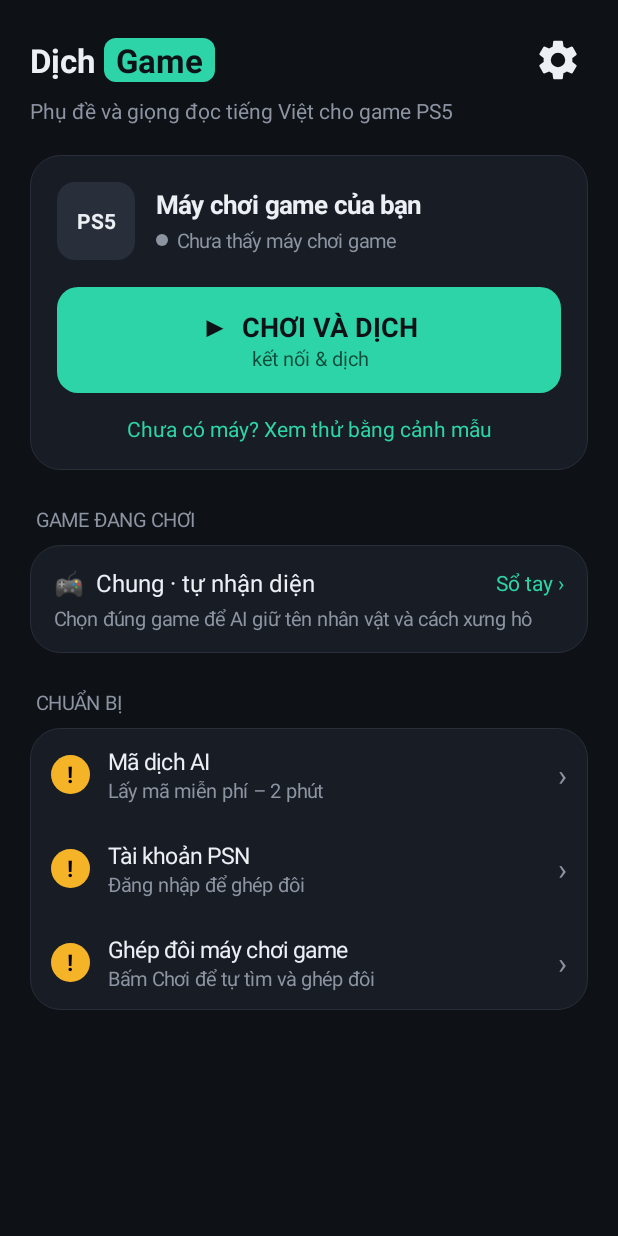
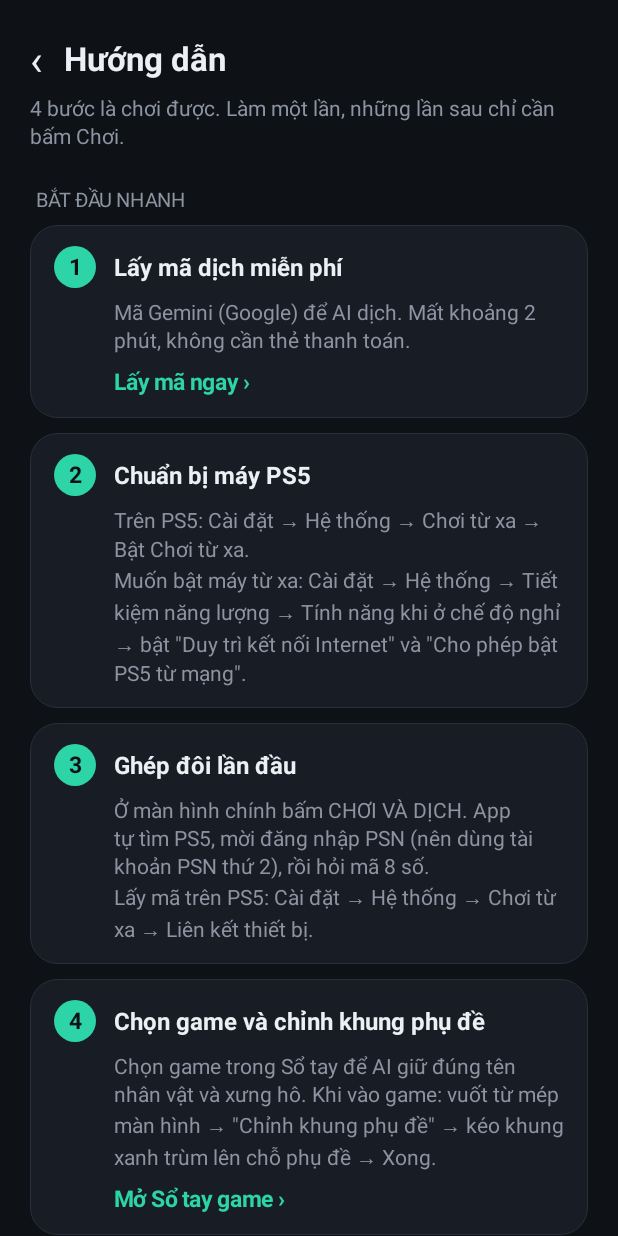
Before and after one commit to luckyman999-coder/dich-phu-de-game, an Android app: the screen it shows after launch (HomeActivity before the commit, GuideActivity after it), on a phone screen of 412 x 824 dp. Run offline under Robolectric (Android 15) with nearby library versions, the phone set to English and light mode, and no system bars; our stand-ins replace Room's generated code; 2 statements that could not run were skipped.

Commit message:
Android: kết nối Dịch Game TV, màn hình Hướng dẫn + Giới thiệu, hướng dẫn tự mở lần đầu
Co-Authored-By: Claude Opus 5.5 <noreply@anthropic.com>
Claude-Session: https://claude.ai/code/session_01CkuCVK8N3H1sByywQqvqbV

```diff
--- a/android/app/src/main/AndroidManifest.xml
+++ b/android/app/src/main/AndroidManifest.xml
@@ -52,6 +52,10 @@
         <activity android:name=".dich.KeyGuideActivity"
             android:windowSoftInputMode="adjustResize" />
 
+        <activity android:name=".dich.TvConnectActivity" />
+        <activity android:name=".dich.GuideActivity" />
+        <activity android:name=".dich.AboutActivity" />
+
         <activity android:name=".dich.DemoActivity"
             android:screenOrientation="portrait" />
 
--- a/android/app/src/main/java/com/metallic/chiaki/dich/HomeActivity.kt
+++ b/android/app/src/main/java/com/metallic/chiaki/dich/HomeActivity.kt
@@ -77,6 +77,12 @@ class HomeActivity: AppCompatActivity()
 		viewModel = ViewModelProvider(this, viewModelFactory { MainViewModel(getDatabase(this), Preferences(this)) })[MainViewModel::class.java]
 		viewModel.discoveryManager.active = true
 		buildUi()
+		val sp = getSharedPreferences("dich_game", MODE_PRIVATE)
+		if(savedInstanceState == null && !sp.getBoolean("guide_seen", false))
+		{
+			sp.edit().putBoolean("guide_seen", true).apply()
+			startActivity(Intent(this, GuideActivity::class.java))
+		}
 		viewModel.displayHosts.observe(this) {
 			hosts = it
 			updateStatus()
@@ -252,9 +258,12 @@ class HomeActivity: AppCompatActivity()
 		addCheck("Ghép đôi máy chơi game", paired, if(paired) "Đã ghép đôi" else "Bấm Chơi để tự tìm và ghép đôi") {
 			onStartPressed()
 		}
+		addCheck("Hiện phụ đề trên TV", prefs.tvToken.isNotEmpty(), if(prefs.tvToken.isNotEmpty()) prefs.tvName else "Không bắt buộc · Android TV / Google TV", optional = true) {
+			startActivity(Intent(this, TvConnectActivity::class.java))
+		}
 	}
 
-	private fun addCheck(title: String, ok: Boolean, sub: String, onClick: () -> Unit)
+	private fun addCheck(title: String, ok: Boolean, sub: String, optional: Boolean = false, onClick: () -> Unit)
 	{
 		val row = LinearLayout(this).apply {
 			gravity = Gravity.CENTER_VERTICAL
@@ -262,12 +271,12 @@ class HomeActivity: AppCompatActivity()
 			setOnClickListener { onClick() }
 		}
 		row.addView(TextView(this).apply {
-			text = if(ok) "✓" else "!"
+			text = if(ok) "✓" else if(optional) "+" else "!"
 			textSize = 15f
 			setTypeface(typeface, Typeface.BOLD)
 			gravity = Gravity.CENTER
-			setTextColor(if(ok) BG else Color.BLACK)
-			background = GradientDrawable().apply { shape = GradientDrawable.OVAL; setColor(if(ok) ACCENT else AMBER) }
+			setTextColor(if(ok) BG else if(optional) TEXT else Color.BLACK)
+			background = GradientDrawable().apply { shape = GradientDrawable.OVAL; setColor(if(ok) ACCENT else if(optional) STROKE else AMBER) }
 		}, LinearLayout.LayoutParams(px(26), px(26)).apply { marginEnd = px(12) })
 		val texts = LinearLayout(this).apply { orientation = LinearLayout.VERTICAL }
 		texts.addView(TextView(this).apply { text = title; textSize = 15f; setTextColor(TEXT) })
@@ -319,6 +328,16 @@ class HomeActivity: AppCompatActivity()
 			background = GradientDrawable().apply { cornerRadius = px(8).toFloat(); setColor(ACCENT) }
 		}, LinearLayout.LayoutParams(ViewGroup.LayoutParams.WRAP_CONTENT, ViewGroup.LayoutParams.WRAP_CONTENT).apply { marginStart = px(6) })
 		header.addView(View(this), LinearLayout.LayoutParams(0, 1, 1f))
+		header.addView(TextView(this).apply {
+			text = "?"
+			textSize = 18f
+			setTypeface(typeface, Typeface.BOLD)
+			setTextColor(TEXT)
+			gravity = Gravity.CENTER
+			contentDescription = "Hướng dẫn"
+			background = GradientDrawable().apply { shape = GradientDrawable.OVAL; setStroke(px(2), TEXT) }
+			setOnClickListener { startActivity(Intent(this@HomeActivity, GuideActivity::class.java)) }
+		}, LinearLayout.LayoutParams(px(30), px(30)).apply { marginEnd = px(10) })
 		header.addView(ImageButton(this).apply {
 			setImageResource(com.metallic.chiaki.R.drawable.ic_settings)
 			setColorFilter(TEXT)
--- /dev/null
+++ b/android/app/src/main/java/com/metallic/chiaki/dich/InfoActivities.kt
@@ -0,0 +1,189 @@
+// SPDX-License-Identifier: LicenseRef-AGPL-3.0-only-OpenSSL
+// Dịch Game - màn hình Hướng dẫn và Giới thiệu
+
+package com.metallic.chiaki.dich
+
+import android.content.Intent
+import android.graphics.Typeface
+import android.graphics.drawable.GradientDrawable
+import android.net.Uri
+import android.os.Bundle
+import android.view.Gravity
+import android.view.ViewGroup
+import android.widget.LinearLayout
+import android.widget.ScrollView
+import android.widget.TextView
+import androidx.appcompat.app.AppCompatActivity
+import com.metallic.chiaki.dich.HomeActivity.Companion.ACCENT
+import com.metallic.chiaki.dich.HomeActivity.Companion.BG
+import com.metallic.chiaki.dich.HomeActivity.Companion.CARD
+import com.metallic.chiaki.dich.HomeActivity.Companion.MUTED
+import com.metallic.chiaki.dich.HomeActivity.Companion.STROKE
+import com.metallic.chiaki.dich.HomeActivity.Companion.TEXT
+
+/** Khung chung: nền tối, tiêu đề có nút quay lại */
+abstract class DarkPageActivity: AppCompatActivity()
+{
+	protected lateinit var root: LinearLayout
+	protected val dp get() = resources.displayMetrics.density
+	protected fun px(v: Int) = (v * dp).toInt()
+
+	abstract val pageTitle: String
+	abstract fun build()
+
+	override fun onCreate(savedInstanceState: Bundle?)
+	{
+		super.onCreate(savedInstanceState)
+		window.statusBarColor = BG
+		window.navigationBarColor = BG
+		val scroll = ScrollView(this).apply { setBackgroundColor(BG) }
+		root = LinearLayout(this).apply { orientation = LinearLayout.VERTICAL; setPadding(px(20), px(20), px(20), px(40)) }
+		scroll.addView(root)
+		setContentView(scroll)
+		val header = LinearLayout(this).apply { gravity = Gravity.CENTER_VERTICAL }
+		header.addView(text("‹", 28f, TEXT).apply { setPadding(0, 0, px(14), 0); setOnClickListener { finish() } })
+		header.addView(text(pageTitle, 22f, TEXT, true))
+		root.addView(header)
+		build()
+	}
+
+	protected fun text(t: String, size: Float, color: Int, bold: Boolean = false) = TextView(this).apply {
+		text = t
+		textSize = size
+		setTextColor(color)
+		if(bold) setTypeface(typeface, Typeface.BOLD)
+		setLineSpacing(0f, 1.15f)
+	}
+
+	protected fun section(t: String) = text(t, 13f, MUTED).apply { setPadding(px(4), px(24), 0, px(8)) }
+
+	protected fun card() = LinearLayout(this).apply {
+		orientation = LinearLayout.VERTICAL
+		setPadding(px(16), px(14), px(16), px(14))
+		background = GradientDrawable().apply { cornerRadius = px(18).toFloat(); setColor(CARD); setStroke(px(1), STROKE) }
+	}
+
+	protected fun addCard(c: LinearLayout) = root.addView(c, LinearLayout.LayoutParams(ViewGroup.LayoutParams.MATCH_PARENT, ViewGroup.LayoutParams.WRAP_CONTENT).apply { bottomMargin = px(10) })
+
+	protected fun link(label: String, onClick: () -> Unit) = text(label, 15f, ACCENT, true).apply {
+		setPadding(0, px(8), 0, 0)
+		setOnClickListener { onClick() }
+	}
+
+	protected fun openUrl(url: String) { try { startActivity(Intent(Intent.ACTION_VIEW, Uri.parse(url))) } catch(_: Exception) {} }
+}
+
+class GuideActivity: DarkPageActivity()
+{
+	override val pageTitle = "Hướng dẫn"
+
+	override fun build()
+	{
+		root.addView(text("4 bước là chơi được. Làm một lần, những lần sau chỉ cần bấm Chơi.", 14f, MUTED).apply { setPadding(0, px(4), 0, 0) })
+
+		root.addView(section("BẮT ĐẦU NHANH"))
+		step(1, "Lấy mã dịch miễn phí", "Mã Gemini (Google) để AI dịch. Mất khoảng 2 phút, không cần thẻ thanh toán.",
+			"Lấy mã ngay ›") { startActivity(Intent(this, KeyGuideActivity::class.java)) }
+		step(2, "Chuẩn bị máy PS5",
+			"Trên PS5: Cài đặt → Hệ thống → Chơi từ xa → Bật Chơi từ xa.\n" +
+			"Muốn bật máy từ xa: Cài đặt → Hệ thống → Tiết kiệm năng lượng → Tính năng khi ở chế độ nghỉ → bật \"Duy trì kết nối Internet\" và \"Cho phép bật PS5 từ mạng\".", null) {}
+		step(3, "Ghép đôi lần đầu",
+			"Ở màn hình chính bấm CHƠI VÀ DỊCH. App tự tìm PS5, mời đăng nhập PSN (nên dùng tài khoản PSN thứ 2), rồi hỏi mã 8 số.\n" +
+			"Lấy mã trên PS5: Cài đặt → Hệ thống → Chơi từ xa → Liên kết thiết bị.", null) {}
+		step(4, "Chọn game và chỉnh khung phụ đề",
+			"Chọn game trong Sổ tay để AI giữ đúng tên nhân vật và xưng hô. Khi vào game: vuốt từ mép màn hình → \"Chỉnh khung phụ đề\" → kéo khung xanh trùm lên chỗ phụ đề → Xong.",
+			"Mở Sổ tay game ›") { startActivity(Intent(this, GameBookActivity::class.java)) }
+
+		root.addView(section("HIỆN PHỤ ĐỀ TRÊN TV"))
+		addCard(card().apply {
+			addView(text("Với Android TV / Google TV: cài app Dịch Game TV lên TV, ghép đôi bằng mã 4 số. Phụ đề hiện đè lên hình PS5, giọng đọc ra loa TV.", 14f, TEXT))
+			addView(text("TV Samsung, LG: chưa hỗ trợ, phụ đề hiện trên điện thoại.", 13f, MUTED).apply { setPadding(0, px(6), 0, 0) })
+			addView(link("Kết nối TV ›") { startActivity(Intent(this@GuideActivity, TvConnectActivity::class.java)) })
+		})
+
+		root.addView(section("MẸO"))
+		addCard(card().apply {
+			listOf(
+				"Điện thoại và PS5 nên cùng Wi-Fi 5GHz, hoặc cắm dây mạng cho PS5.",
+				"Bật hiện tên người nói trong cài đặt phụ đề của game: AI chọn xưng hô và giọng nam/nữ chuẩn hơn.",
+				"Phụ đề hiện chậm hơn lời thoại khoảng 1–2 giây, vì phải đọc chữ và hỏi AI.",
+				"Thêm 2–3 mã Gemini (tạo ở các dự án khác nhau) để ít bị hết lượt.",
+				"Cắm sạc khi chơi lâu."
+			).forEach { addView(text("•  $it", 14f, TEXT).apply { setPadding(0, px(3), 0, px(3)) }) }
+		})
+
+		root.addView(section("GẶP LỖI THƯỜNG GẶP"))
+		faq("Báo \"Gemini lỗi 429 (hết lượt)\"", "Mã miễn phí đã hết lượt trong phút/ngày. Thêm mã Gemini khác hoặc mã Groq dự phòng, app tự chuyển.")
+		faq("Không tìm thấy máy chơi game", "Kiểm tra cùng Wi-Fi, đã bật Chơi từ xa trên PS5. Vẫn không được thì dùng \"Nhập IP thủ công\".")
+		faq("Dịch sai tên hoặc xưng hô", "Thêm nhân vật vào Sổ tay game kèm giới tính và cách xưng hô.")
+		faq("Không có giọng đọc", "Cài giọng tiếng Việt cho máy: Cài đặt dịch → \"Cài giọng đọc tiếng Việt\".")
+
+		root.addView(link("Xem thử bằng cảnh mẫu ›") { startActivity(Intent(this, DemoActivity::class.java)) }.apply { gravity = Gravity.CENTER; setPadding(0, px(20), 0, 0) })
+	}
+
+	private fun step(n: Int, title: String, desc: String, action: String?, onClick: () -> Unit)
+	{
+		val c = card()
+		val row = LinearLayout(this).apply { gravity = Gravity.CENTER_VERTICAL }
+		row.addView(text("$n", 15f, BG, true).apply {
+			gravity = Gravity.CENTER
+			background = GradientDrawable().apply { shape = GradientDrawable.OVAL; setColor(ACCENT) }
+		}, LinearLayout.LayoutParams(px(28), px(28)).apply { marginEnd = px(12) })
+		row.addView(text(title, 16f, TEXT, true))
+		c.addView(row)
+		c.addView(text(desc, 14f, MUTED).apply { setPadding(px(40), px(6), 0, 0) })
+		if(action != null) c.addView(link(action, onClick).apply { setPadding(px(40), px(8), 0, 0) })
+		addCard(c)
+	}
+
+	private fun faq(q: String, a: String) = addCard(card().apply {
+		addView(text(q, 15f, TEXT, true))
+		addView(text(a, 14f, MUTED).apply { setPadding(0, px(4), 0, 0) })
+	})
+}
+
+class AboutActivity: DarkPageActivity()
+{
+	override val pageTitle = "Giới thiệu"
+
+	override fun build()
+	{
+		val version = try { packageManager.getPackageInfo(packageName, 0).versionName } catch(_: Exception) { "?" }
+		addCard(card().apply {
+			val name = LinearLayout(this@AboutActivity).apply { gravity = Gravity.CENTER_VERTICAL }
+			name.addView(text("Dịch", 24f, TEXT, true))
+			name.addView(text("Game", 24f, BG, true).apply {
+				setPadding(px(8), 0, px(8), 0)
+				background = GradientDrawable().apply { cornerRadius = px(8).toFloat(); setColor(ACCENT) }
+			}, LinearLayout.LayoutParams(ViewGroup.LayoutParams.WRAP_CONTENT, ViewGroup.LayoutParams.WRAP_CONTENT).apply { marginStart = px(6) })
+			addView(name)
+			addView(text("Phiên bản Android $version", 13f, MUTED).apply { setPadding(0, px(4), 0, px(10)) })
+			addView(text("Dịch Game đọc phụ đề tiếng Anh trong game PS5, dịch sang tiếng Việt bằng AI theo đúng văn phong từng game, hiện chữ và đọc to bằng giọng Việt — trên điện thoại hoặc trên TV.", 14f, TEXT))
+		})
+
+		root.addView(section("DỮ LIỆU VÀ QUYỀN RIÊNG TƯ"))
+		addCard(card().apply {
+			listOf(
+				"Chữ phụ đề đọc được trên màn hình được gửi tới Google Gemini hoặc Groq bằng chính mã dịch của bạn để dịch. Hình ảnh game không được gửi đi.",
+				"Đăng nhập PSN chỉ để lấy Account ID phục vụ ghép đôi máy. App không thấy và không lưu mật khẩu PSN.",
+				"Mã dịch, sổ tay game và cài đặt chỉ lưu trên máy của bạn.",
+				"Kết nối tới máy chơi game và TV diễn ra trong mạng Wi-Fi nhà bạn."
+			).forEach { addView(text("•  $it", 14f, TEXT).apply { setPadding(0, px(3), 0, px(3)) }) }
+		})
+
+		root.addView(section("MÃ NGUỒN MỞ"))
+		addCard(card().apply {
+			addView(text("Phần kết nối máy chơi game dựa trên chiaki-ng, phát hành theo giấy phép GNU AGPL-3.0. Toàn bộ mã nguồn của Dịch Game được công khai theo cùng giấy phép.", 14f, TEXT))
+			addView(link("Mã nguồn Dịch Game ›") { openUrl("https://github.com/luckyman999-coder/dich-phu-de-game") })
+			addView(link("Dự án chiaki-ng ›") { openUrl("https://github.com/streetpea/chiaki-ng") })
+			addView(link("Giấy phép AGPL-3.0 ›") { openUrl("https://www.gnu.org/licenses/agpl-3.0.html") })
+		})
+
+		root.addView(section("LƯU Ý"))
+		addCard(card().apply {
+			addView(text("Dịch Game là ứng dụng độc lập, không liên kết với Sony Interactive Entertainment. PlayStation, PS5 và PSN là thương hiệu của Sony Interactive Entertainment. Gemini là thương hiệu của Google; Groq là thương hiệu của Groq, Inc.", 13f, MUTED))
+		})
+
+		root.addView(link("Xem hướng dẫn ›") { startActivity(Intent(this, GuideActivity::class.java)) }.apply { gravity = Gravity.CENTER; setPadding(0, px(16), 0, 0) })
+	}
+}
--- a/android/app/src/main/java/com/metallic/chiaki/dich/Speaker.kt
+++ b/android/app/src/main/java/com/metallic/chiaki/dich/Speaker.kt
@@ -51,9 +51,12 @@ class Speaker(context: Context, private val prefs: DichPrefs)
 		Log.i(TAG, "TTS sẵn sàng, ${viVoices.size} giọng tiếng Việt")
 	}
 
+	/** Tắt giọng trên điện thoại khi TV đang đọc thay */
+	@Volatile var muted = false
+
 	fun speak(t: Translation)
 	{
-		if(!ready || !prefs.speak) return
+		if(!ready || !prefs.speak || muted) return
 		val (voice, pitch) = voiceFor(t.speaker, t.gender)
 		if(voice != null)
 			tts.setVoice(voice)
```
Also changed, not shown: android/app/src/main/java/com/metallic/chiaki/dich/DichPrefs.kt (+18 -0 lines), android/app/src/main/java/com/metallic/chiaki/dich/DichSettingsActivity.kt (+9 -1 lines), android/app/src/main/java/com/metallic/chiaki/dich/TvConnectActivity.kt (added, +203 -0 lines), android/app/src/main/java/com/metallic/chiaki/dich/TvLink.kt (added, +172 -0 lines), android/app/src/main/java/com/metallic/chiaki/stream/StreamActivity.kt (+16 -2 lines).
